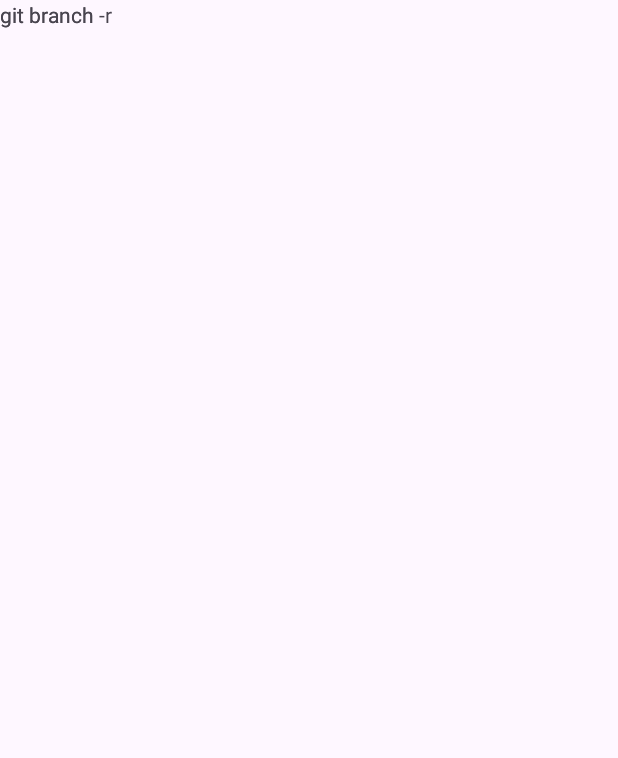
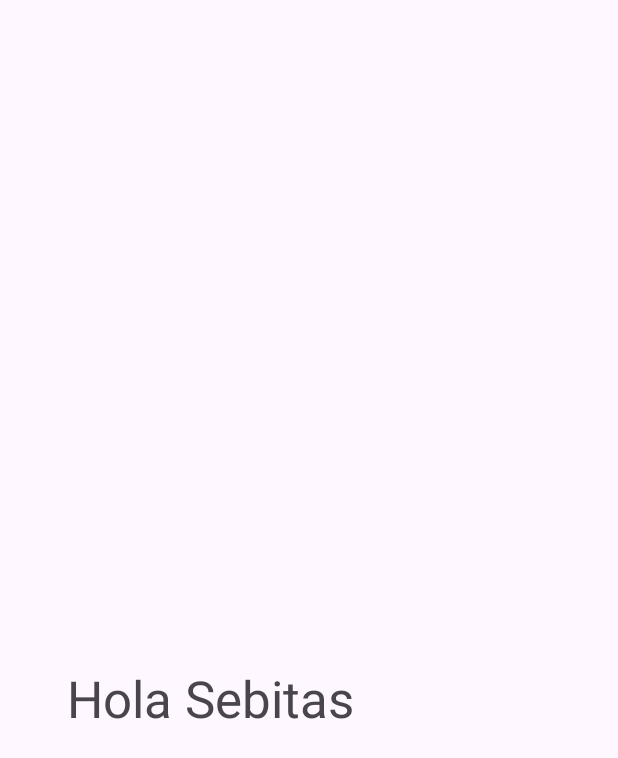
Before and after one commit to ericksebastian2003/aplicacion_realidad_aumentada, an Android app: the screen it shows after launch (MainActivity), on a phone screen of 412 x 824 dp. Before the commit the part shown is almost empty. Shown: the top 758 px of the screen. Run offline under Robolectric (Android 15) with nearby library versions, the phone set to English and light mode, and no system bars.

Commit message:
Creación de los layouts

```diff
--- a/app/src/main/res/layout/activity_main.xml
+++ b/app/src/main/res/layout/activity_main.xml
@@ -8,25 +8,16 @@
     tools:context=".MainActivity">
 
     <TextView
-        android:id="@+id/textView2"
-        android:layout_width="wrap_content"
-        android:layout_height="wrap_content"
-        android:text="git branch -r&#xA;" />
-
-    <TextView
-        android:layout_width="55dp"
-        android:layout_height="4dp"
+        android:id="@+id/textView3"
+        android:layout_width="279dp"
+        android:layout_height="86dp"
         android:text="Hola Sebitas"
-        android:textSize="96sp"
+        android:textSize="34sp"
         app:layout_constraintBottom_toBottomOf="parent"
         app:layout_constraintEnd_toEndOf="parent"
+        app:layout_constraintHorizontal_bias="0.339"
         app:layout_constraintStart_toStartOf="parent"
-        app:layout_constraintTop_toTopOf="parent" />
-
-    <TextView
-        android:id="@+id/textView"
-        android:layout_width="wrap_content"
-        android:layout_height="wrap_content"
-        android:text="git branch&#xA;" />
+        app:layout_constraintTop_toTopOf="parent"
+        app:layout_constraintVertical_bias="0.6" />
 
 </androidx.constraintlayout.widget.ConstraintLayout>
```
